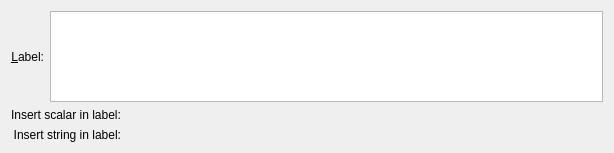
This is src/widgets/labelbuilder.ui in Kst-plot/kst as Qt 5 draws it before an edit. The edited form follows.
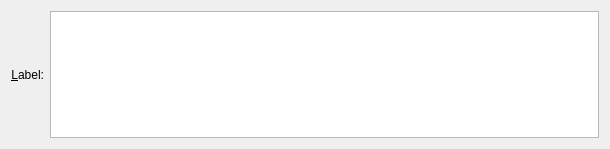
This is the edited form. Custom widgets are drawn as their Qt base class.

Commit message: Adds a completer to the equation editor and label editor.

The edit to the form file:
```diff
--- a/src/widgets/labelbuilder.ui
+++ b/src/widgets/labelbuilder.ui
@@ -6,8 +6,8 @@
    <rect>
     <x>0</x>
     <y>0</y>
-    <width>614</width>
-    <height>153</height>
+    <width>610</width>
+    <height>149</height>
    </rect>
   </property>
   <property name="sizePolicy">
@@ -42,83 +42,17 @@
      </property>
     </widget>
    </item>
-   <item row="0" column="1" colspan="2">
-    <widget class="QPlainTextEdit" name="_label"/>
-   </item>
-   <item row="1" column="0" colspan="2">
-    <widget class="QLabel" name="TextLabel1_2_2_2">
-     <property name="sizePolicy">
-      <sizepolicy hsizetype="Fixed" vsizetype="Fixed">
-       <horstretch>0</horstretch>
-       <verstretch>0</verstretch>
-      </sizepolicy>
-     </property>
-     <property name="text">
-      <string>Insert scalar in label:</string>
-     </property>
-     <property name="wordWrap">
-      <bool>false</bool>
-     </property>
-     <property name="buddy">
-      <cstring>_scalars</cstring>
-     </property>
-    </widget>
-   </item>
-   <item row="1" column="2">
-    <widget class="Kst::ScalarSelector" name="_scalars" native="true">
-     <property name="sizePolicy">
-      <sizepolicy hsizetype="Expanding" vsizetype="Preferred">
-       <horstretch>0</horstretch>
-       <verstretch>0</verstretch>
-      </sizepolicy>
-     </property>
-    </widget>
-   </item>
-   <item row="2" column="0" colspan="2">
-    <widget class="QLabel" name="TextLabel1_2_2_3">
-     <property name="sizePolicy">
-      <sizepolicy hsizetype="Preferred" vsizetype="Fixed">
-       <horstretch>0</horstretch>
-       <verstretch>0</verstretch>
-      </sizepolicy>
-     </property>
-     <property name="text">
-      <string>Insert string in label:</string>
-     </property>
-     <property name="alignment">
-      <set>Qt::AlignRight|Qt::AlignTrailing|Qt::AlignVCenter</set>
-     </property>
-     <property name="wordWrap">
-      <bool>false</bool>
-     </property>
-     <property name="buddy">
-      <cstring>_scalars</cstring>
-     </property>
-    </widget>
-   </item>
-   <item row="2" column="2">
-    <widget class="Kst::StringSelector" name="_strings" native="true">
-     <property name="sizePolicy">
-      <sizepolicy hsizetype="Expanding" vsizetype="Preferred">
-       <horstretch>0</horstretch>
-       <verstretch>0</verstretch>
-      </sizepolicy>
-     </property>
-    </widget>
+   <item row="0" column="1">
+    <widget class="Kst::SVCCTextEdit" name="_label"/>
    </item>
   </layout>
  </widget>
  <layoutdefault spacing="6" margin="11"/>
  <customwidgets>
   <customwidget>
-   <class>Kst::ScalarSelector</class>
-   <extends>QWidget</extends>
-   <header>scalarselector.h</header>
-  </customwidget>
-  <customwidget>
-   <class>Kst::StringSelector</class>
-   <extends>QWidget</extends>
-   <header>stringselector.h</header>
+   <class>Kst::SVCCTextEdit</class>
+   <extends>QTextEdit</extends>
+   <header>cclineedit.h</header>
   </customwidget>
  </customwidgets>
  <resources/>
```
Left out of the diff: 3 changed lines with no effect on the pictures. The commit also changes 8 other files.
